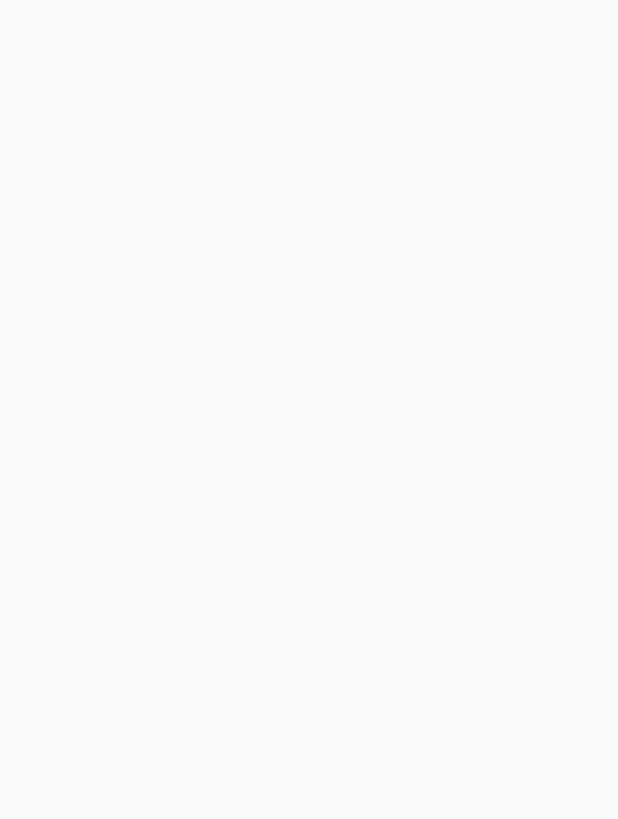
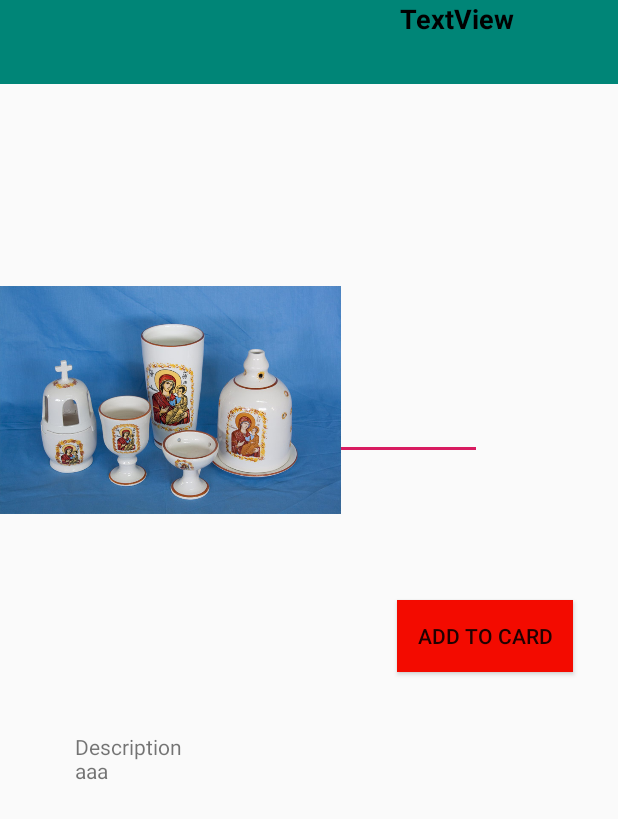
Before and after one commit to CS-UCY-EPL343/epl343.winter18.team11, an Android app: the OneItemActivity screen opened directly, with no data from a screen before it, on a phone screen of 412 x 824 dp. Before the commit the part shown is empty. Shown: the top 819 px of the screen. Run offline under Robolectric (Android 15) with nearby library versions, the phone set to English and light mode, and no system bars.

Commit message:
Creating the one item activity. Each time per item is going to be shown a button of add to card ,an image , price ,title and description

```diff
--- a/Android_Branch/app/src/main/java/com/example/myapplication/OneItemActivity.java
+++ b/Android_Branch/app/src/main/java/com/example/myapplication/OneItemActivity.java
@@ -1,13 +1,47 @@
 package com.example.myapplication;
 
+import android.content.Intent;
+import android.os.Bundle;
+import android.support.design.widget.FloatingActionButton;
+import android.support.design.widget.Snackbar;
+import android.support.v4.content.ContextCompat;
 import android.support.v7.app.AppCompatActivity;
-import android.os.Bundle;
+import android.support.v7.widget.Toolbar;
+import android.view.View;
+import android.widget.AdapterView;
+import android.widget.ArrayAdapter;
+import android.widget.Button;
+import android.widget.ImageView;
+import android.widget.ListView;
+import android.widget.TextView;
+
 
 public class OneItemActivity extends AppCompatActivity {
 
+
+    Toolbar mToolbar;
+    ImageView flag;
+    TextView priceText;
+    Button addToCard;
     @Override
     protected void onCreate(Bundle savedInstanceState) {
         super.onCreate(savedInstanceState);
         setContentView(R.layout.activity_one_item);
+
+        mToolbar = (Toolbar)findViewById(R.id.toolBar1);
+        flag =(ImageView)findViewById(R.id.imageView);
+        priceText = (TextView) findViewById(R.id.priceList);
+        addToCard = (Button)findViewById(R.id.addtocardlist);
+        //Get the name from the intent and put it on the toolbar
+        Bundle bundle = getIntent().getExtras();
+        if(bundle!=null){
+            mToolbar.setTitle(bundle.getString("ItemName"));
+            if(mToolbar.getTitle().toString().equalsIgnoreCase("Ekklisiastika")){
+                flag.setImageDrawable(ContextCompat.getDrawable(OneItemActivity.this,R.drawable.ekklisiastika));
+                priceText.setText("Price: $10");
+            }
+        }
+
+
     }
 }
--- a/Android_Branch/app/src/main/res/layout/activity_one_item.xml
+++ b/Android_Branch/app/src/main/res/layout/activity_one_item.xml
@@ -6,4 +6,80 @@
     android:layout_height="match_parent"
     tools:context=".OneItemActivity">
 
+    <Button
+        android:id="@+id/addtocardlist"
+        android:layout_width="117dp"
+        android:layout_height="wrap_content"
+        android:layout_marginStart="264dp"
+        android:layout_marginLeft="264dp"
+        android:layout_marginTop="317dp"
+        android:layout_marginEnd="30dp"
+        android:layout_marginRight="30dp"
+        android:layout_marginBottom="294dp"
+        android:background="@color/btn_logut_bg"
+        android:text="Add To Card"
+        app:layout_constraintBottom_toBottomOf="parent"
+        app:layout_constraintEnd_toEndOf="parent"
+        app:layout_constraintStart_toStartOf="parent"
+        app:layout_constraintTop_toTopOf="parent" />
+
+    <EditText
+        android:id="@+id/editText"
+        android:layout_width="321dp"
+        android:layout_height="67dp"
+        android:layout_marginBottom="517dp"
+        android:ems="10"
+        android:inputType="textPersonName"
+        android:text="Name"
+        app:layout_constraintBottom_toBottomOf="parent"
+        tools:layout_editor_absoluteX="31dp" />
+
+    <TextView
+        android:id="@+id/textView2"
+        android:layout_width="262dp"
+        android:layout_height="156dp"
+        android:layout_marginStart="49dp"
+        android:layout_marginLeft="49dp"
+        android:layout_marginTop="405dp"
+        android:layout_marginEnd="100dp"
+        android:layout_marginRight="100dp"
+        android:layout_marginBottom="98dp"
+        android:text="Description \naaa"
+        app:layout_constraintBottom_toBottomOf="parent"
+        app:layout_constraintEnd_toEndOf="parent"
+        app:layout_constraintStart_toStartOf="parent"
+        app:layout_constraintTop_toTopOf="parent" />
+
+    <android.support.v7.widget.Toolbar
+        android:id="@+id/toolBar1"
+        android:layout_width="match_parent"
+        android:layout_height="wrap_content"
+        android:background="@color/colorPrimary"
+        app:popupTheme="@style/AppTheme.PopupOverlay"
+        app:theme="@style/ThemeOverlay.AppCompat.Dark.ActionBar"
+        tools:ignore="MissingConstraints"
+
+        />
+
+    <ImageView
+        android:id="@+id/imageView2"
+        android:layout_width="227dp"
+        android:layout_height="wrap_content"
+        app:layout_constraintTop_toTopOf="parent"
+        app:srcCompat="@drawable/ekklisiastika"
+        tools:layout_editor_absoluteX="17dp" />
+
+    <TextView
+        android:id="@+id/priceList"
+        android:layout_width="129dp"
+        android:layout_height="55dp"
+        android:layout_marginEnd="16dp"
+        android:layout_marginRight="16dp"
+        android:text="TextView"
+        android:textColor="@android:color/black"
+        android:textSize="18sp"
+        android:textStyle="bold"
+        app:layout_constraintEnd_toEndOf="parent"
+        tools:layout_editor_absoluteY="234dp" />
+
 </android.support.constraint.ConstraintLayout>
--- a/Android_Branch/app/src/main/res/values/colors.xml
+++ b/Android_Branch/app/src/main/res/values/colors.xml
@@ -15,6 +15,6 @@
     <color name="btn_login">#26ae90</color>
     <color name="btn_login_bg">#eceef1</color>
     <color name="lbl_name">#333333</color>
-    <color name="btn_logut_bg">#ff6861</color>
+    <color name="btn_logut_bg">#F30B00</color>
 
 </resources>
```
Also changed, not shown: Android_Branch/app/src/main/res/drawable/ekklisiastika.jpg (added), 1 other file.
